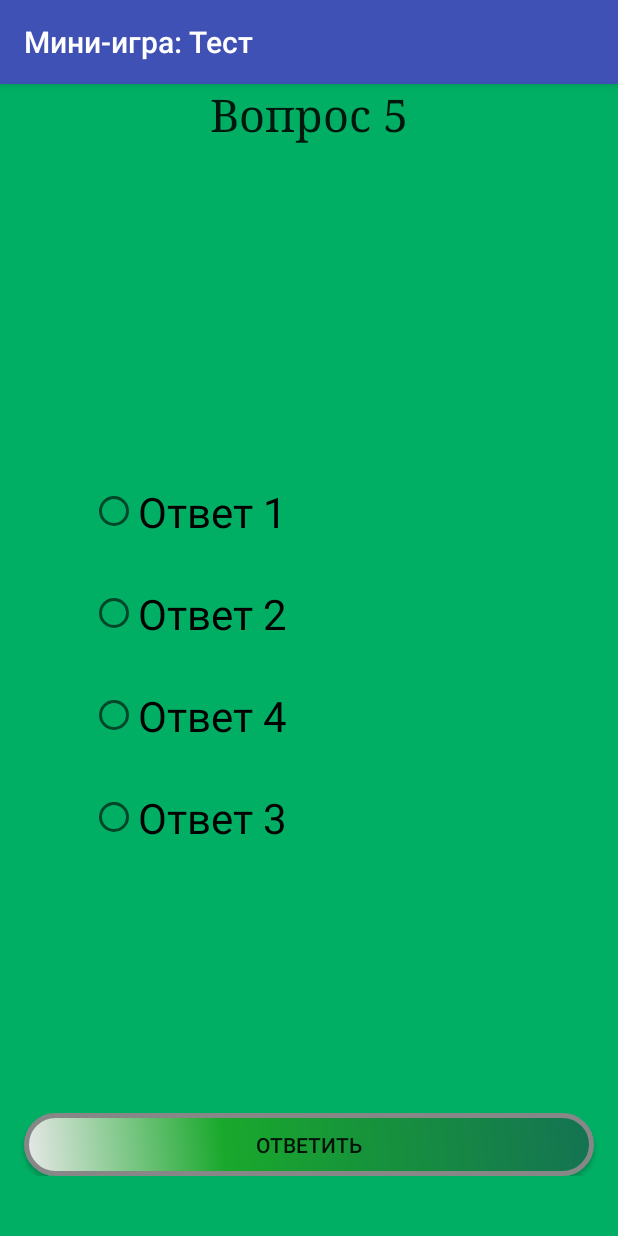
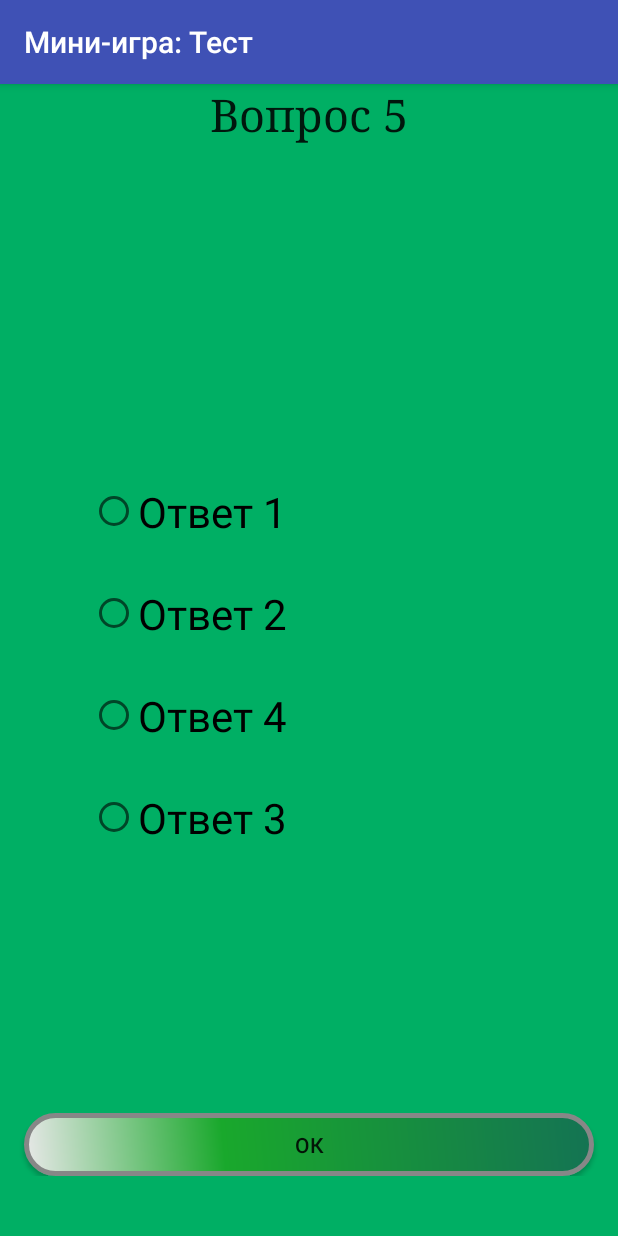
Before and after one commit to DoubleCrabs/MusicApp, an Android app: the GameTestActivity screen opened directly, with no data from a screen before it, on a phone screen of 412 x 824 dp. Run offline under Robolectric (Android 15) with nearby library versions, the phone set to English and light mode, and no system bars.

Commit message:
Some refactoring

```diff
--- a/app/src/main/java/com/doublecrabs/musicapp/GameTestActivity.java
+++ b/app/src/main/java/com/doublecrabs/musicapp/GameTestActivity.java
@@ -6,6 +6,7 @@ import java.util.Random;
 
 import android.content.Intent;
 import android.os.Bundle;
+import android.view.View;
 import android.widget.Button;
 import android.widget.RadioButton;
 import android.widget.RadioGroup;
@@ -125,4 +126,7 @@ public class GameTestActivity extends AppCompatActivity {
             }
         }
     }
+//TODO incorrect signature in method above
+    public void checkAnswer(View view) {
+    }
 }
--- a/app/src/main/java/com/doublecrabs/musicapp/MainActivity.java
+++ b/app/src/main/java/com/doublecrabs/musicapp/MainActivity.java
@@ -20,7 +20,6 @@ public class MainActivity extends AppCompatActivity {
         startActivity(intent);
     }
 
-    public void continueGame(){
-
+    public void continueGame(View view) {
     }
 }
--- a/app/src/main/res/layout/activity_game_test.xml
+++ b/app/src/main/res/layout/activity_game_test.xml
@@ -11,7 +11,7 @@
         android:layout_weight="5"
         android:textAlignment="center"
         android:textAppearance="?android:attr/textAppearanceLarge"
-        android:textSize="30dp"
+        android:textSize="30sp"
         android:typeface="serif" />
 
     <RadioGroup
@@ -28,7 +28,7 @@
             android:layout_height="wrap_content"
             android:textSize="@dimen/activity_text_size_test"
             android:layout_marginHorizontal="@dimen/activity_test_horizontal_margin"            android:layout_marginTop="@dimen/activity_vertical_margin"
-            android:text="Нормальный" />
+            android:text="@string/normal" />
 
         <RadioButton
             android:id="@+id/answer2"
@@ -37,7 +37,7 @@
             android:textSize="@dimen/activity_text_size_test"
             android:layout_marginHorizontal="@dimen/activity_test_horizontal_margin"            android:layout_marginTop="@dimen/activity_vertical_margin"
             android:layout_height="wrap_content"
-            android:text="Сложный      " />
+            android:text="@string/hard" />
 
         <RadioButton
             android:id="@+id/answer3"
@@ -46,7 +46,7 @@
             android:layout_marginHorizontal="@dimen/activity_test_horizontal_margin"            android:textSize="@dimen/activity_text_size_test"
             android:layout_marginTop="@dimen/activity_vertical_margin"
             android:gravity="center"
-            android:text="Нормальный" />
+            android:text="@string/normal" />
 
         <RadioButton
             android:id="@+id/answer4"
@@ -56,7 +56,7 @@
             android:layout_marginHorizontal="@dimen/activity_test_horizontal_margin"
             android:layout_marginTop="@dimen/activity_vertical_margin"
             android:gravity="center"
-            android:text="Нормальный" />
+            android:text="@string/normal" />
     </RadioGroup>
 
     <LinearLayout
@@ -77,7 +77,7 @@
             android:layout_height="42dp"
             android:layout_gravity="center_horizontal|center"
             android:background="@drawable/buttonshape"
-            android:text="Ответить" />
+            android:text="@string/accept" />
 
 
     </LinearLayout>
--- a/app/src/main/res/layout/activity_piano.xml
+++ b/app/src/main/res/layout/activity_piano.xml
@@ -9,7 +9,7 @@
   <LinearLayout
       android:layout_width="match_parent"
       android:layout_height="wrap_content"
-      android:gravity="right"
+      android:gravity="end"
       android:orientation="horizontal"
       android:padding="10dp">
 
--- a/app/src/main/res/layout/activity_pre_game_story.xml
+++ b/app/src/main/res/layout/activity_pre_game_story.xml
@@ -10,7 +10,7 @@
         android:layout_height="wrap_content"
         android:layout_weight="80"
         android:textAppearance="?android:attr/textAppearanceLarge"
-        android:textSize="30dp"
+        android:textSize="30sp"
         android:typeface="serif" />
 
     <LinearLayout
@@ -19,7 +19,7 @@
         android:layout_weight="15"
         android:gravity="center|bottom"
         android:orientation="vertical"
-        android:paddingBottom="40dp">
+        android:paddingBottom="40sp">
 
         <Button
             android:id="@+id/buttonContinueGame"
@@ -32,7 +32,7 @@
             android:layout_height="wrap_content"
             android:layout_gravity="center_horizontal|center"
             android:background="@drawable/buttonshape"
-            android:text="К ЗАДАНИЮ" />
+            android:text="@string/to_task" />
 
 
     </LinearLayout>
--- a/app/src/main/res/values/strings.xml
+++ b/app/src/main/res/values/strings.xml
@@ -2,5 +2,12 @@
     <string name="app_name">МП: Найти Пинни</string>
     <string name="textGame1">Это пробный текст, который должен описывать происходящее</string>
     <string name="textGame2">Это пробный текст, который должен описывать происходящее</string>
+    <string name="app_name_first">Музыкальное приключение:</string>
+    <string name="app_name_second">Найти Пинни</string>
+    <string name="new_game">НОВАЯ ИГРА</string>
+    <string name="to_task">К ЗАДАНИЮ</string>
+    <string name="normal">Нормальный</string>
+    <string name="hard">Сложный</string>
+    <string name="accept">ОК</string>
 
 </resources>
```
Also changed, not shown: app/src/main/res/layout/activity_main.xml (+4 -4 lines), app/src/main/res/layout/activity_select_difficulty.xml (+5 -5 lines).
